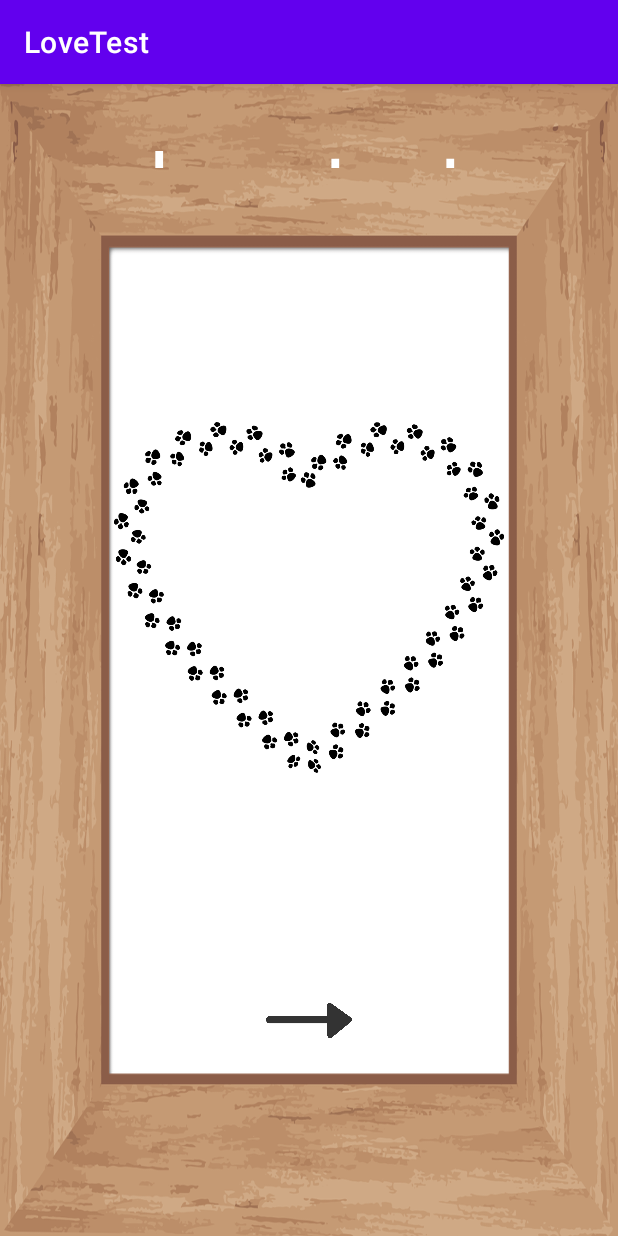
After one commit to yoojinlee-hub/Practice_Kotlin, an Android app: the fragment MainFragment shown on its own in the app's theme, on a phone screen of 412 x 824 dp. The commit adds this screen. Run offline under Robolectric (Android 15) with nearby library versions, the phone set to English and light mode, and no system bars.

Commit message:
Add files via upload

```diff
--- /dev/null
+++ b/LoveTest/app/src/main/java/com/example/lovetest/fragment/MainFragment.kt
@@ -0,0 +1,60 @@
+package com.example.lovetest.fragment
+
+import android.os.Bundle
+import androidx.fragment.app.Fragment
+import android.view.LayoutInflater
+import android.view.View
+import android.view.ViewGroup
+import com.example.lovetest.R
+
+// TODO: Rename parameter arguments, choose names that match
+// the fragment initialization parameters, e.g. ARG_ITEM_NUMBER
+private const val ARG_PARAM1 = "param1"
+private const val ARG_PARAM2 = "param2"
+
+/**
+ * A simple [Fragment] subclass.
+ * Use the [MainFragment.newInstance] factory method to
+ * create an instance of this fragment.
+ */
+class MainFragment : Fragment() {
+    // TODO: Rename and change types of parameters
+    private var param1: String? = null
+    private var param2: String? = null
+
+    override fun onCreate(savedInstanceState: Bundle?) {
+        super.onCreate(savedInstanceState)
+        arguments?.let {
+            param1 = it.getString(ARG_PARAM1)
+            param2 = it.getString(ARG_PARAM2)
+        }
+    }
+
+    override fun onCreateView(
+        inflater: LayoutInflater, container: ViewGroup?,
+        savedInstanceState: Bundle?
+    ): View? {
+        // Inflate the layout for this fragment
+        return inflater.inflate(R.layout.fragment_main, container, false)
+    }
+
+    companion object {
+        /**
+         * Use this factory method to create a new instance of
+         * this fragment using the provided parameters.
+         *
+         * @param param1 Parameter 1.
+         * @param param2 Parameter 2.
+         * @return A new instance of fragment MainFragment.
+         */
+        // TODO: Rename and change types and number of parameters
+        @JvmStatic
+        fun newInstance(param1: String, param2: String) =
+            MainFragment().apply {
+                arguments = Bundle().apply {
+                    putString(ARG_PARAM1, param1)
+                    putString(ARG_PARAM2, param2)
+                }
+            }
+    }
+}
--- /dev/null
+++ b/LoveTest/app/src/main/res/layout/fragment_main.xml
@@ -0,0 +1,49 @@
+<?xml version="1.0" encoding="utf-8"?>
+<androidx.constraintlayout.widget.ConstraintLayout xmlns:android="http://schemas.android.com/apk/res/android"
+    xmlns:app="http://schemas.android.com/apk/res-auto"
+    xmlns:tools="http://schemas.android.com/tools"
+    android:layout_width="match_parent"
+    android:layout_height="match_parent"
+    android:background="@drawable/background"
+    tools:context=".fragment.MainFragment">
+
+    <TextView
+        android:id="@+id/textView"
+        android:layout_width="244dp"
+        android:layout_height="0dp"
+        android:layout_marginTop="27dp"
+        android:layout_marginBottom="554dp"
+        android:fontFamily="sans-serif"
+        android:text="@string/main_title"
+        android:textColor="@color/white"
+        android:textSize="56dp"
+        app:layout_constraintBottom_toTopOf="@+id/imageView2"
+        app:layout_constraintEnd_toEndOf="parent"
+        app:layout_constraintHorizontal_bias="0.592"
+        app:layout_constraintStart_toStartOf="parent"
+        app:layout_constraintTop_toTopOf="parent" />
+
+    <ImageView
+        android:id="@+id/imageView"
+        android:layout_width="0dp"
+        android:layout_height="307dp"
+        android:layout_marginStart="76dp"
+        android:layout_marginEnd="76dp"
+        android:layout_marginBottom="272dp"
+        android:src="@drawable/loveimage"
+        app:layout_constraintBottom_toBottomOf="parent"
+        app:layout_constraintEnd_toEndOf="parent"
+        app:layout_constraintStart_toStartOf="parent" />
+
+    <ImageView
+        android:id="@+id/imageView2"
+        android:layout_width="100dp"
+        android:layout_height="0dp"
+        android:layout_marginBottom="129dp"
+        android:src="@drawable/next"
+        app:layout_constraintBottom_toBottomOf="parent"
+        app:layout_constraintEnd_toEndOf="parent"
+        app:layout_constraintStart_toStartOf="parent"
+        app:layout_constraintTop_toBottomOf="@+id/textView" />
+
+</androidx.constraintlayout.widget.ConstraintLayout>
--- /dev/null
+++ b/LoveTest/app/src/main/res/navigation/nav_graph.xml
@@ -0,0 +1,6 @@
+<?xml version="1.0" encoding="utf-8"?>
+<navigation xmlns:android="http://schemas.android.com/apk/res/android"
+    xmlns:app="http://schemas.android.com/apk/res-auto"
+    android:id="@+id/nav_graph">
+
+</navigation>
--- a/LoveTest/app/src/main/res/values/strings.xml
+++ b/LoveTest/app/src/main/res/values/strings.xml
@@ -1,3 +1,5 @@
 <resources>
     <string name="app_name">LoveTest</string>
+    <!-- TODO: Remove or change this placeholder text -->
+    <string name="main_title">love test</string>
 </resources>
```
Also changed, not shown: LoveTest/app/src/main/java/com/example/lovetest/fragment/QuestionFragment.kt (added, +60 -0 lines), LoveTest/app/src/main/java/com/example/lovetest/fragment/ResultFragment.kt (added, +60 -0 lines), LoveTest/app/src/main/java/com/example/lovetest/fragment/SelectionFragment.kt (added, +60 -0 lines), LoveTest/app/src/main/res/layout/activity_main.xml (+13 -1 lines), LoveTest/app/src/main/res/layout/fragment_question.xml (added, +11 -0 lines), LoveTest/app/src/main/res/layout/fragment_result.xml (added, +10 -0 lines), LoveTest/app/src/main/res/layout/fragment_selection.xml (added, +10 -0 lines), LoveTest/app/src/main/res/drawable/background.png (added), LoveTest/app/src/main/res/drawable/loveimage.png (added), LoveTest/app/src/main/res/drawable/next.png (added).
